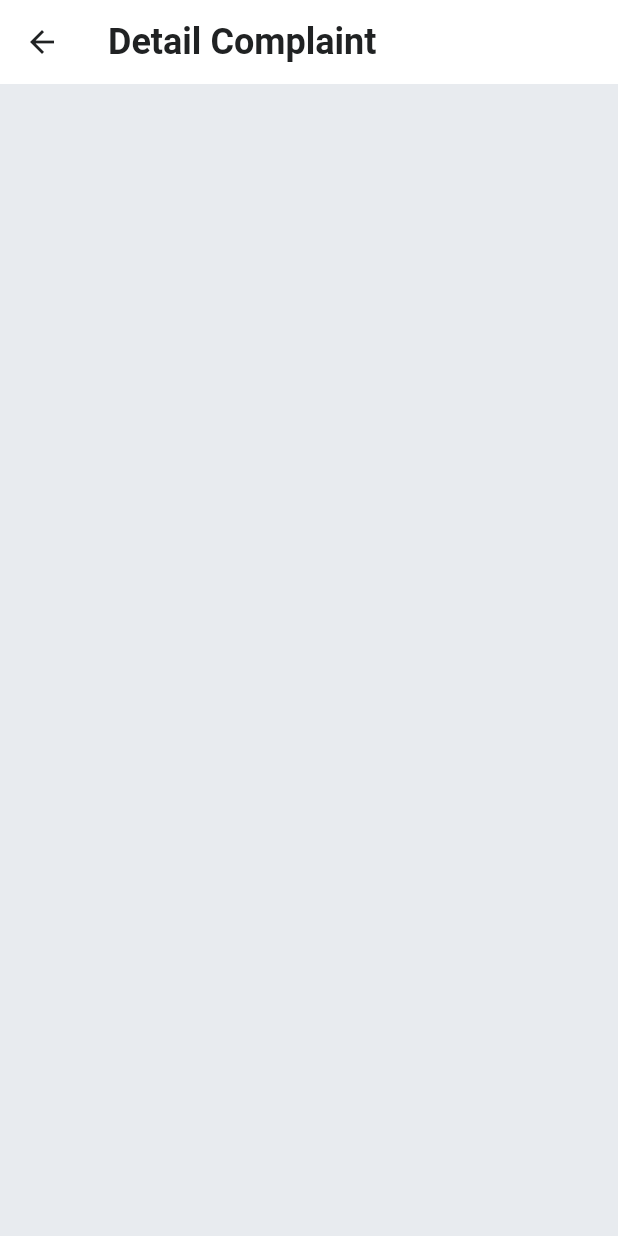
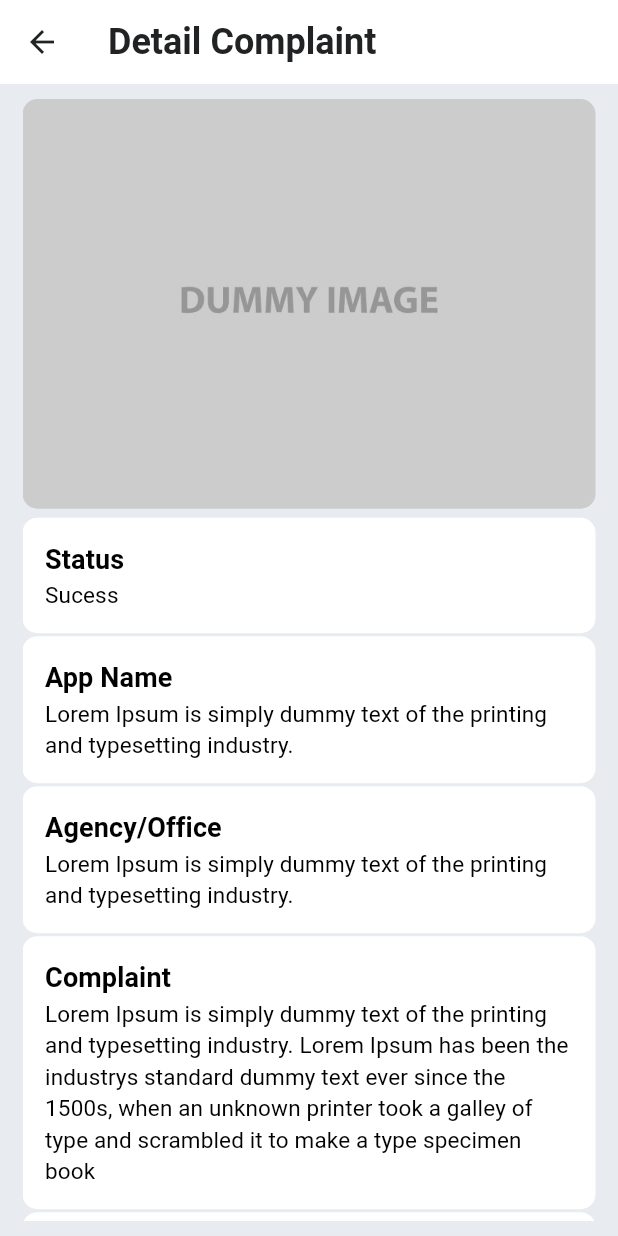
Before and after one commit to marwansaputro/aplikasi_pengaduan_flutter, a Flutter app: the ScreenDetailComplaint screen opened directly, on a phone screen of 412 x 824 dp. Run offline on Flutter 3.47's test engine with Material 3 defaults, Android fonts, the phone set to English and light mode, and no system bars; our stand-ins replace curved_navigation_bar; missing offline and left inert: svg_icon.

Commit message:
add detail complaint

```diff
--- a/lib/screens/profile/section_profile/history/section_history/detail/screen_detail_complaint.dart
+++ b/lib/screens/profile/section_profile/history/section_history/detail/screen_detail_complaint.dart
@@ -1,4 +1,5 @@
 import 'package:flutter/material.dart';
+import 'package:integra_mobile/screens/profile/section_profile/history/section_history/detail/section_detail/body_detail_complaint.dart';
 import 'package:integra_mobile/value/theme.dart';
 
 class ScreenDetailComplaint extends StatefulWidget {
@@ -25,7 +26,7 @@ class _ScreenDetailComplaintState extends State<ScreenDetailComplaint> {
         elevation: 0,
         iconTheme: const IconThemeData(color: black),
       ),
-      // body: BodyDetailComplaint(),
+      body: const BodyDetailComplaint(),
     );
   }
 }
--- a/lib/screens/profile/section_profile/history/section_history/detail/section_detail/body_detail_complaint.dart
+++ b/lib/screens/profile/section_profile/history/section_history/detail/section_detail/body_detail_complaint.dart
@@ -0,0 +1,11 @@
+import 'package:flutter/material.dart';
+import 'package:integra_mobile/screens/profile/section_profile/history/section_history/detail/section_detail/section_detail_complaint.dart';
+
+class BodyDetailComplaint extends StatelessWidget {
+  const BodyDetailComplaint({super.key});
+
+  @override
+  Widget build(BuildContext context) {
+    return const SectionDetailComplaint();
+  }
+}
--- /dev/null
+++ b/lib/screens/profile/section_profile/history/section_history/detail/section_detail/section_detail_complaint.dart
@@ -0,0 +1,130 @@
+import 'package:flutter/material.dart';
+import 'package:integra_mobile/layout/padding.dart';
+import 'package:integra_mobile/value/path_image.dart';
+
+class SectionDetailComplaint extends StatelessWidget {
+  const SectionDetailComplaint({super.key});
+
+  @override
+  Widget build(BuildContext context) {
+    return Padding(
+      padding: const EdgeInsets.only(top: 10, bottom: 10),
+      child: Padding(
+        padding: paddingMobile,
+        child: ListView(
+          children: [
+            Column(
+              children: [
+                ClipRRect(
+                  borderRadius: BorderRadius.circular(10),
+                  child: Stack(
+                    children: [
+                      Image.asset(pathImageDummyImage, fit: BoxFit.cover),
+                      Container(
+                        decoration: BoxDecoration(
+                          borderRadius: BorderRadius.circular(10),
+                        ),
+                      ),
+                    ],
+                  ),
+                ),
+                const SizedBox(
+                  height: 5,
+                ),
+                const MenuProfile(
+                  text1: 'Status',
+                  text2: 'Sucess',
+                ),
+                const MenuProfile(
+                  text1: 'App Name',
+                  text2:
+                      'Lorem Ipsum is simply dummy text of the printing and typesetting industry.',
+                ),
+                const MenuProfile(
+                  text1: 'Agency/Office',
+                  text2:
+                      'Lorem Ipsum is simply dummy text of the printing and typesetting industry.',
+                ),
+                const MenuProfile(
+                  text1: 'Complaint',
+                  text2:
+                      'Lorem Ipsum is simply dummy text of the printing and typesetting industry. Lorem Ipsum has been the industrys standard dummy text ever since the 1500s, when an unknown printer took a galley of type and scrambled it to make a type specimen book',
+                ),
+                const MenuProfile(
+                  text1: 'Response',
+                  text2:
+                      'Lorem Ipsum is simply dummy text of the printing and typesetting industry.',
+                ),
+                const MenuProfile(
+                  text1: 'Date of complaint',
+                  text2: '11 September 2022',
+                ),
+                const MenuProfile(
+                  text1: 'Response date',
+                  text2: '11 September 2022',
+                ),
+              ],
+            ),
+          ],
+        ),
+      ),
+    );
+  }
+}
+
+class MenuProfile extends StatelessWidget {
+  const MenuProfile({
+    Key? key,
+    required this.text1,
+    required this.text2,
+    this.press,
+  }) : super(key: key);
+
+  final String text1, text2;
+  final VoidCallback? press;
+
+  @override
+  Widget build(BuildContext context) {
+    return Padding(
+      padding: const EdgeInsets.symmetric(vertical: 1),
+      child: TextButton(
+        style: TextButton.styleFrom(
+          foregroundColor: Color.fromARGB(255, 1, 60, 90),
+          padding: EdgeInsets.all(15.0),
+          shape:
+              RoundedRectangleBorder(borderRadius: BorderRadius.circular(10)),
+          backgroundColor: Colors.white,
+          shadowColor: const Color.fromARGB(255, 1, 60, 90),
+        ),
+        onPressed: press,
+        child: Row(
+          children: [
+            Expanded(
+              child: Column(
+                crossAxisAlignment: CrossAxisAlignment.start,
+                children: [
+                  Text(
+                    text1,
+                    style: const TextStyle(
+                      fontSize: 18,
+                      color: Colors.black,
+                      fontWeight: FontWeight.bold,
+                    ),
+                  ),
+                  Text(
+                    text2,
+                    style: const TextStyle(
+                      fontSize: 15,
+                      fontWeight: FontWeight.normal,
+                      color: Colors.black,
+                    ),
+                  ),
+                ],
+              ),
+            ),
+          ],
+        ),
+      ),
+    );
+  }
+}
--- a/lib/screens/profile/section_profile/history/section_history/section_list_history.dart
+++ b/lib/screens/profile/section_profile/history/section_history/section_list_history.dart
@@ -18,7 +18,7 @@ class _SectionListHistoryState extends State<SectionListHistory> {
     return Padding(
       padding: paddingMobile,
       child: Padding(
-        padding: const EdgeInsets.only(top: 5),
+        padding: const EdgeInsets.only(top: 10),
         child: IColumn(
           gap: 5,
           children: [
@@ -32,7 +32,8 @@ class _SectionListHistoryState extends State<SectionListHistory> {
                 Navigator.push(
                   context,
                   MaterialPageRoute(
-                      builder: (context) => const ScreenDetailComplaint()),
+                    builder: (context) => const ScreenDetailComplaint(),
+                  ),
                 ),
               },
             ),
--- a/lib/value/path_image.dart
+++ b/lib/value/path_image.dart
@@ -1,5 +1,6 @@
 //Banners
 const pathImageBannerBeranda = 'assets/images/banner/banner_beranda.jpg';
+const pathImageDummyImage = 'assets/images/banner/dummy-image.jpg';
 //Avatar
 const pathImageDummyProfile = 'assets/images/avatar/dummy_profile.jpg';
 //Icon
```
Also changed, not shown: assets/images/banner/dummy-image.jpg (added).
